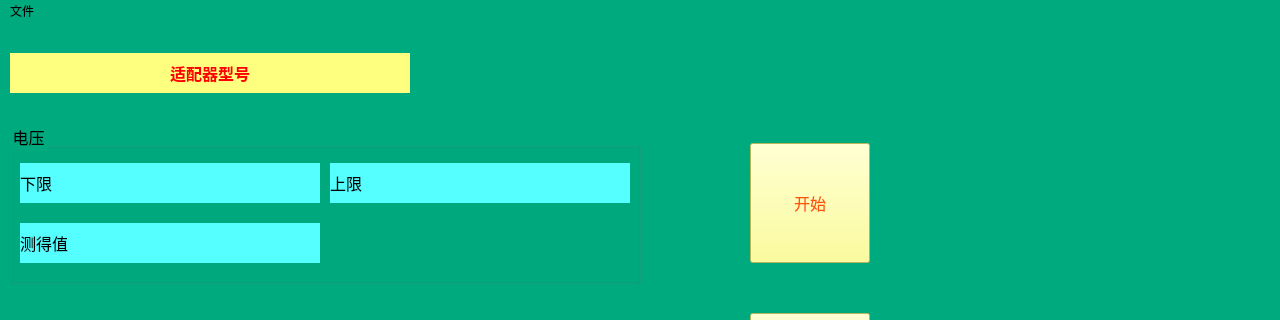
This is mainwindow.ui in gxm2052/AdapterTest as Qt 5 draws it before an edit; both pictures show x 0 to 1280 and y 0 to 320 of the 1280 by 800 pixel window. The edited form follows.
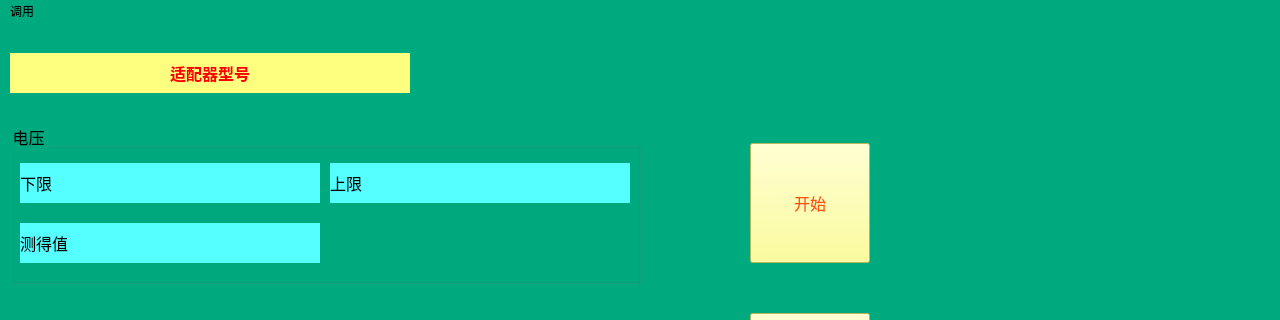
This is the edited form.

Diff of the .ui file:
```diff
--- a/mainwindow.ui
+++ b/mainwindow.ui
@@ -446,7 +446,7 @@
    </property>
    <widget class="QMenu" name="fileMenu">
     <property name="title">
-     <string>文件</string>
+     <string>调用</string>
     </property>
     <addaction name="exitAction"/>
    </widget>
```
Left out of the diff: 14 changed lines with no effect on the pictures.
